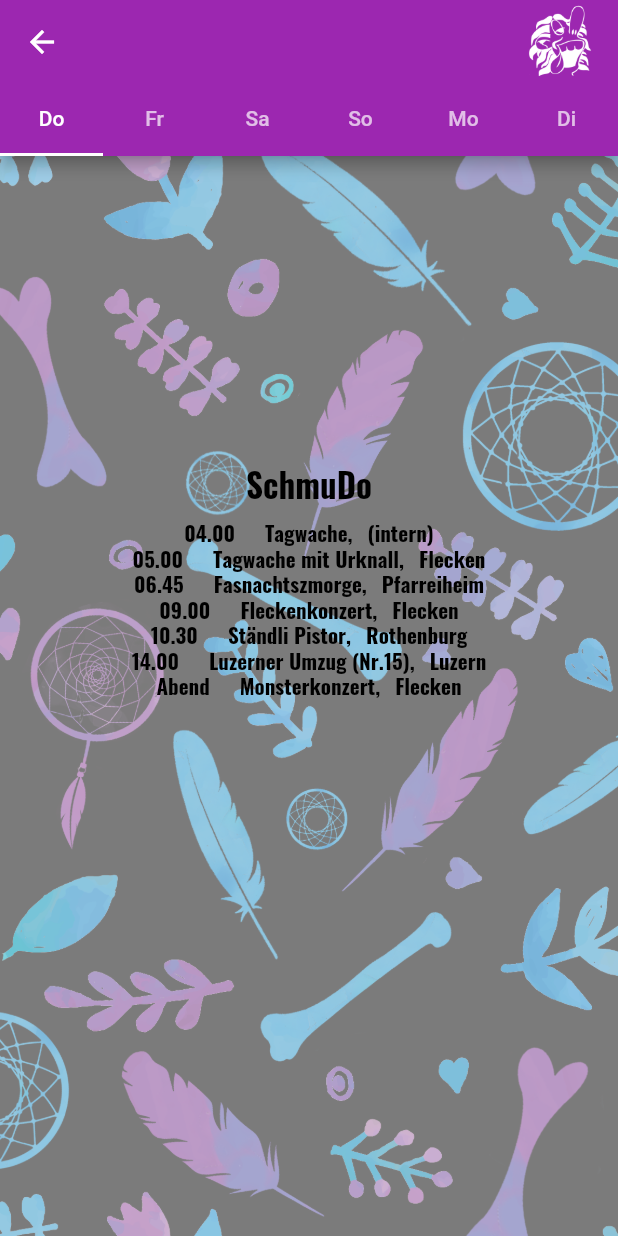
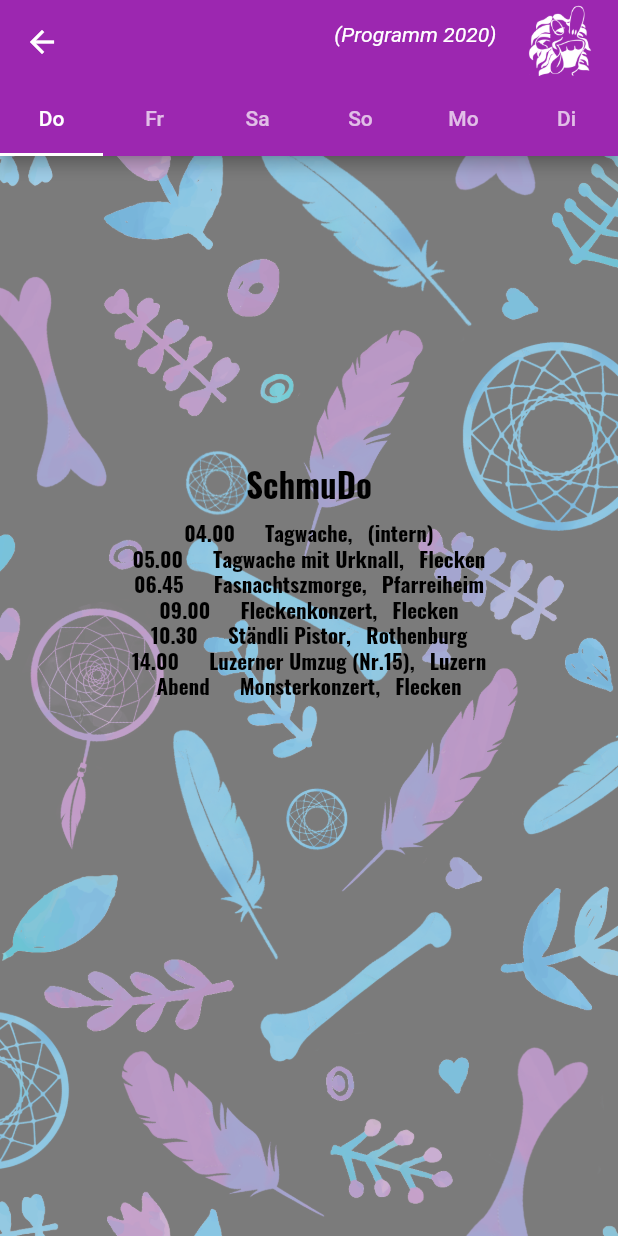
Before and after one commit to Reffx/flaeckegosler_app, a Flutter app: the ProgrammPage screen opened by its route, on a phone screen of 412 x 824 dp. Run offline on Flutter 3.47's test engine with Material 2 defaults, Android fonts, the phone set to English and light mode, and no system bars; our stand-ins replace flutter_html, rxdart, shared_preferences; missing offline and left inert: fab_circular_menu; accounts and stored records are empty; network calls fail.

Commit message:
Added comment that the programm is from 2020

```diff
--- a/lib/pages/programm.dart
+++ b/lib/pages/programm.dart
@@ -32,7 +32,8 @@ DecorationImage _buildBackgroundImageFr(isNewLayout) {
       colorFilter:
           ColorFilter.mode(Colors.black.withOpacity(0.6), BlendMode.dstATop),
       image: AssetImage('assets/backgrounds/background_diadamas_2.png'),
-  );}
+    );
+  }
 }
 
 DecorationImage _buildBackgroundImageSa(isNewLayout) {
@@ -49,7 +50,8 @@ DecorationImage _buildBackgroundImageSa(isNewLayout) {
       colorFilter:
           ColorFilter.mode(Colors.black.withOpacity(0.6), BlendMode.dstATop),
       image: AssetImage('assets/backgrounds/background_diadamas_3.png'),
-  );}
+    );
+  }
 }
 
 DecorationImage _buildBackgroundImageSo(isNewLayout) {
@@ -66,7 +68,8 @@ DecorationImage _buildBackgroundImageSo(isNewLayout) {
       colorFilter:
           ColorFilter.mode(Colors.black.withOpacity(0.6), BlendMode.dstATop),
       image: AssetImage('assets/backgrounds/background_diadamas_4.png'),
-  );}
+    );
+  }
 }
 
 DecorationImage _buildBackgroundImageMo(isNewLayout) {
@@ -83,7 +86,8 @@ DecorationImage _buildBackgroundImageMo(isNewLayout) {
       colorFilter:
           ColorFilter.mode(Colors.black.withOpacity(0.6), BlendMode.dstATop),
       image: AssetImage('assets/backgrounds/background_diadamas_5.png'),
-  );}
+    );
+  }
 }
 
 DecorationImage _buildBackgroundImageDi(isNewLayout) {
@@ -100,7 +104,8 @@ DecorationImage _buildBackgroundImageDi(isNewLayout) {
       colorFilter:
           ColorFilter.mode(Colors.black.withOpacity(0.6), BlendMode.dstATop),
       image: AssetImage('assets/backgrounds/background_diadamas_3.png'),
-  );}
+    );
+  }
 }
 
 TextStyle _buildProgrammTextStyle() {
@@ -697,8 +702,8 @@ class ProgrammPage extends StatelessWidget {
     );
   }
 
-  Column _di(isNewLayout){
-    if (isNewLayout){
+  Column _di(isNewLayout) {
+    if (isNewLayout) {
       return Column(
         mainAxisAlignment: MainAxisAlignment.center,
         children: <Widget>[
@@ -781,10 +786,9 @@ class ProgrammPage extends StatelessWidget {
             image: AssetImage('assets/layout_2020/kopf_mythos.png'),
           ),
         ],
-      );}
-    else {
-    return
-    Column(
+      );
+    } else {
+      return Column(
         mainAxisAlignment: MainAxisAlignment.center,
         children: <Widget>[
           Text(
@@ -898,7 +902,7 @@ class ProgrammPage extends StatelessWidget {
       child: Scaffold(
           appBar: AppBar(
             actions: <Widget>[
-             /* Padding(
+              Padding(
                 padding: EdgeInsets.all(15),
                 child: Text(
                   '(Programm 2020)',
@@ -907,7 +911,7 @@ class ProgrammPage extends StatelessWidget {
                     fontStyle: FontStyle.italic,
                   ),
                 ),
-              ), */
+              ),
               Padding(
                 padding: EdgeInsets.only(right: 10),
                 child: Image.asset('assets/goslergrend.png',
```
Lines whose indentation alone changed are shown as unchanged.
